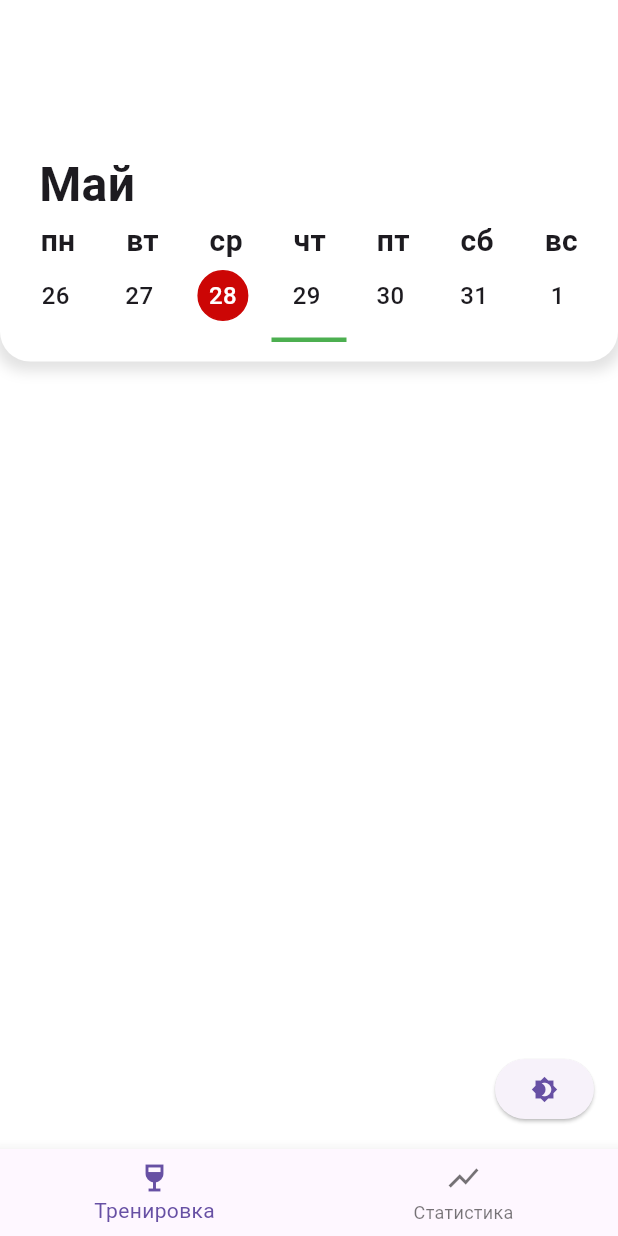
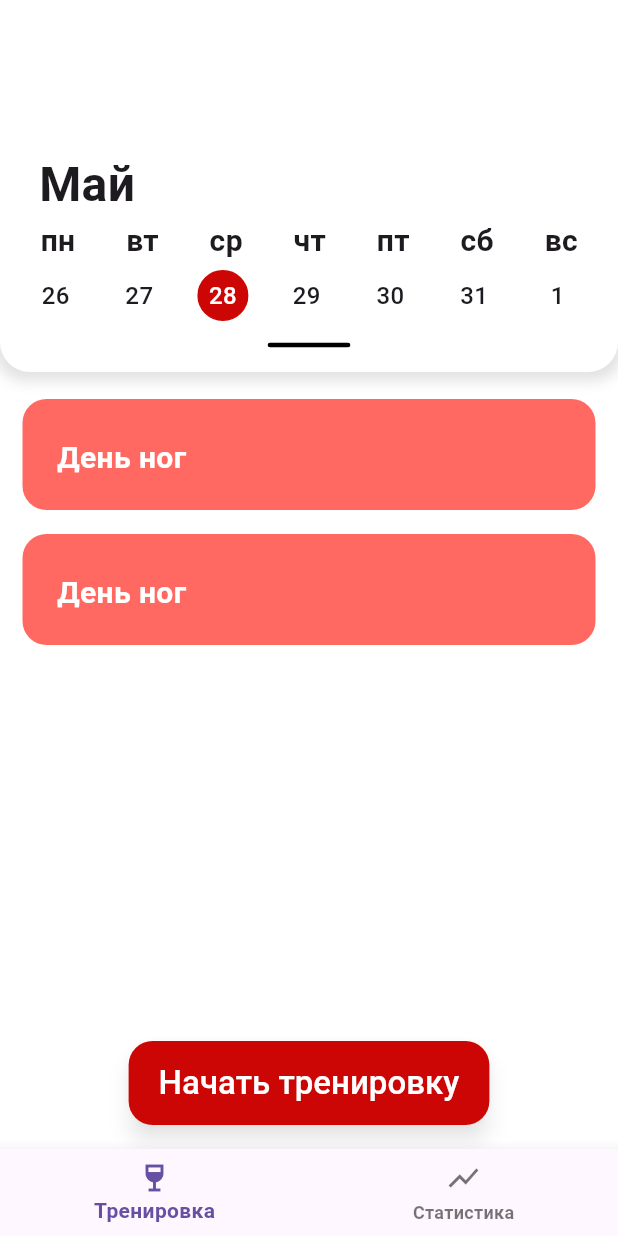
Before and after one commit to andreysemenov2000/training_diary, a Flutter app: the screen it shows after launch, on a phone screen of 412 x 824 dp. Run offline on Flutter 3.47's test engine with Material 3 defaults, Android fonts, the light colour scheme and no system bars; our stand-ins replace flutter_bloc, go_router; Roboto replaces fonts that are missing (Montserrat).

Commit message:
Theme extensions. Refactoring

```diff
--- a/lib/features/train/calendar_page/presentation/pages/calendar_page.dart
+++ b/lib/features/train/calendar_page/presentation/pages/calendar_page.dart
@@ -1,5 +1,7 @@
 import 'package:flutter/material.dart';
 import 'package:training_diary/features/train/calendar_page/presentation/widgets/calendar/calendar_widget.dart';
+import 'package:training_diary/features/train/calendar_page/presentation/widgets/start_train_button_widget.dart';
+import 'package:training_diary/features/train/calendar_page/presentation/widgets/train_block_widget.dart';
 
 class CalendarPage extends StatelessWidget {
   const CalendarPage({super.key});
@@ -9,9 +11,16 @@ class CalendarPage extends StatelessWidget {
     return Scaffold(
       body: Column(
         children: [
-          CalendarWidget(onSelectDate: (date) {},),
+          CalendarWidget(
+            onSelectDate: (date) {},
+          ),
+          const SizedBox(height: 10),
+          const TrainBlockWidget(name: 'День ног'),
+          const TrainBlockWidget(name: 'День ног'),
         ],
       ),
+      floatingActionButton: const StartTrainButtonWidget(),
+      floatingActionButtonLocation: FloatingActionButtonLocation.centerFloat,
     );
   }
 }
--- a/lib/features/train/calendar_page/presentation/widgets/calendar/calendar_widget.dart
+++ b/lib/features/train/calendar_page/presentation/widgets/calendar/calendar_widget.dart
@@ -5,7 +5,7 @@ import 'package:training_diary/features/train/calendar_page/presentation/bloc/ca
 import 'package:training_diary/features/train/calendar_page/presentation/widgets/calendar/month_widget.dart';
 import 'package:training_diary/features/train/calendar_page/presentation/widgets/calendar/week_widget.dart';
 import 'package:training_diary/features/train/calendar_page/utils/calendar_constants.dart';
-import 'package:training_diary/utils/themes/text_theme.dart';
+import 'package:training_diary/utils/themes/extensions/calendar_theme_extension.dart';
 
 class CalendarWidget extends StatelessWidget {
   final void Function(DateTime) onSelectDate;
@@ -65,7 +65,7 @@ class _CalendarWidgetFlowState extends State<CalendarWidgetFlow>
   @override
   Widget build(BuildContext context) {
     final theme = Theme.of(context);
-    final calendarTextThemeExtension = theme.extension<CalendarTextThemeExtension>()!;
+    final calendarThemeExtension = theme.extension<CalendarThemeExtension>()!;
 
     return Container(
       padding: const EdgeInsets.only(
@@ -74,24 +74,10 @@ class _CalendarWidgetFlowState extends State<CalendarWidgetFlow>
         left: 20,
         right: 20,
       ),
-      decoration: BoxDecoration(
-        color: theme.scaffoldBackgroundColor,
-        borderRadius: const BorderRadius.only(
-          bottomLeft: Radius.circular(20),
-          bottomRight: Radius.circular(20),
-        ),
-        boxShadow: [
-          BoxShadow(
-            color: theme.shadowColor,
-            spreadRadius: 3,
-            blurRadius: 7,
-            offset: const Offset(0, 3),
-          ),
-        ],
-      ),
+      decoration: calendarThemeExtension.getCalendarContainerDecoration(context),
       child: Column(
         children: [
-          _buildMonthName(calendarTextThemeExtension),
+          _buildMonthName(calendarThemeExtension),
           _buildDaysOfWeek(),
           AnimatedContainer(
             onEnd: _onEndAnimation,
@@ -107,7 +93,7 @@ class _CalendarWidgetFlowState extends State<CalendarWidgetFlow>
     );
   }
 
-  Widget _buildMonthName(CalendarTextThemeExtension calendarTextThemeExtension) {
+  Widget _buildMonthName(CalendarThemeExtension calendarThemeExtension) {
     return BlocBuilder<CalendarCubit, CalendarState>(
       buildWhen: (prev, cur) => prev.monthName != cur.monthName,
       builder: (context, state) {
@@ -117,7 +103,7 @@ class _CalendarWidgetFlowState extends State<CalendarWidgetFlow>
             children: [
               Text(
                 state.monthName,
-                style: calendarTextThemeExtension.monthTextStyle,
+                style: calendarThemeExtension.monthTextStyle,
               ),
             ],
           ),
@@ -128,7 +114,7 @@ class _CalendarWidgetFlowState extends State<CalendarWidgetFlow>
 
   Widget _buildDaysOfWeek() {
     final theme = Theme.of(context);
-    final calendarTextThemeExtension = theme.extension<CalendarTextThemeExtension>()!;
+    final calendarThemeExtension = theme.extension<CalendarThemeExtension>()!;
     final spacing = MediaQuery.sizeOf(context).width / 12.2;
     final List<Widget> widgets = [];
     for (int i = 0; i < numberDaysWeek; i++) {
@@ -137,7 +123,7 @@ class _CalendarWidgetFlowState extends State<CalendarWidgetFlow>
           padding: i != numberDaysWeek - 1 ? EdgeInsets.only(right: spacing) : EdgeInsets.zero,
           child: Text(
             daysOfWeek[i],
-            style: calendarTextThemeExtension.weekDayTextStyle,
+            style: calendarThemeExtension.weekDayTextStyle,
           ),
         ),
       );
@@ -175,16 +161,26 @@ class _CalendarWidgetFlowState extends State<CalendarWidgetFlow>
   }
 
   Widget _buildCalendarExpander() {
+    final theme = Theme.of(context);
+    final calendarThemeExtension = theme.extension<CalendarThemeExtension>()!;
+    final screenWidth = MediaQuery.sizeOf(context).width;
+
     return GestureDetector(
       onVerticalDragUpdate: _onDraggingExpander,
       onVerticalDragEnd: _onEndDraggingExpander,
       child: Container(
+        width: screenWidth,
+        height: 10,
         color: Theme.of(context).scaffoldBackgroundColor,
-        padding: const EdgeInsets.only(top: 10),
+        margin: const EdgeInsets.only(top: 10),
+        padding: EdgeInsets.symmetric(horizontal: screenWidth / 2.6, vertical: 3.5),
         child: Container(
-          width: 50,
-          height: 3,
-          color: Colors.green,
+          width: 5,
+          height: 10,
+          decoration: BoxDecoration(
+            color: calendarThemeExtension.calendarExpanderColor,
+            borderRadius: BorderRadius.circular(10),
+          ),
         ),
       ),
     );
--- a/lib/features/train/calendar_page/presentation/widgets/calendar/month_widget.dart
+++ b/lib/features/train/calendar_page/presentation/widgets/calendar/month_widget.dart
@@ -13,7 +13,7 @@ class MonthWidget extends StatefulWidget {
   final Animation<double> monthOpacity;
   final double calendarColumnsSpacing;
 
-  MonthWidget({
+  const MonthWidget({
     required this.controller,
     required this.monthOpacity,
     required this.calendarColumnsSpacing,
--- a/lib/features/train/calendar_page/presentation/widgets/calendar/week_widget.dart
+++ b/lib/features/train/calendar_page/presentation/widgets/calendar/week_widget.dart
@@ -13,7 +13,7 @@ class WeekWidget extends StatefulWidget {
   final Animation<double> weekOpacity;
   final double calendarColumnsSpacing;
 
-  WeekWidget({
+  const WeekWidget({
     required this.controller,
     required this.calendarColumnsSpacing,
     required this.weekOpacity,
--- /dev/null
+++ b/lib/features/train/calendar_page/presentation/widgets/start_train_button_widget.dart
@@ -0,0 +1,14 @@
+import 'package:flutter/material.dart';
+
+class StartTrainButtonWidget extends StatelessWidget {
+  const StartTrainButtonWidget({super.key});
+
+  @override
+  Widget build(BuildContext context) {
+    return FloatingActionButton.extended(
+      onPressed: () {},
+      label: const Text('Начать тренировку'),
+    );
+  }
+
+}
--- /dev/null
+++ b/lib/features/train/calendar_page/presentation/widgets/train_block_widget.dart
@@ -0,0 +1,37 @@
+import 'package:flutter/material.dart';
+import 'package:training_diary/utils/themes/extensions/train_block_theme_extension.dart';
+
+class TrainBlockWidget extends StatelessWidget {
+  final String name;
+
+  const TrainBlockWidget({
+    required this.name,
+    super.key,
+  });
+
+  @override
+  Widget build(BuildContext context) {
+    final theme = Theme.of(context);
+    final trainBlockThemeExtension = theme.extension<TrainBlockThemeExtension>()!;
+
+    return Container(
+      padding: const EdgeInsets.symmetric(
+        horizontal: 23,
+        vertical: 25,
+      ),
+      margin: const EdgeInsets.symmetric(vertical: 8, horizontal: 15),
+      height: 74,
+      decoration: trainBlockThemeExtension.getTrainBlockBoxDecoration(),
+      child: Row(
+        children: [
+          Text(
+            name,
+            style: theme.textTheme.bodyMedium?.copyWith(
+              color: theme.scaffoldBackgroundColor,
+            ),
+          ),
+        ],
+      ),
+    );
+  }
+}
--- a/lib/features/train/calendar_page/utils/calendar_utils.dart
+++ b/lib/features/train/calendar_page/utils/calendar_utils.dart
@@ -1,6 +1,6 @@
 import 'package:flutter/material.dart';
 import 'package:training_diary/features/train/calendar_page/utils/calendar_constants.dart';
-import 'package:training_diary/utils/themes/text_theme.dart';
+import 'package:training_diary/utils/themes/extensions/calendar_theme_extension.dart';
 
 DateTime getWeekMonday(DateTime startDate) {
   return startDate.subtract(Duration(days: startDate.weekday - 1));
@@ -77,7 +77,7 @@ Widget _buildCalendarDate(
   required bool isMonth,
 }) {
   final theme = Theme.of(context);
-  final calendarTextThemeExtension = theme.extension<CalendarTextThemeExtension>()!;
+  final calendarThemeExtension = theme.extension<CalendarThemeExtension>()!;
   final now = DateTime.now();
   final bool isToday = _checkIsSameDay(date, now);
   final bool isSelected = _checkIsSameDay(date, selectedDate);
@@ -97,20 +97,18 @@ Widget _buildCalendarDate(
       margin: const EdgeInsets.only(top: 5),
       width: 34,
       height: 34,
-      decoration: BoxDecoration(
-        border: isToday ? Border.all(color: theme.primaryColor) : null,
-        borderRadius: BorderRadius.circular(20),
-        color: isSelected ? theme.primaryColor : null,
+      decoration: calendarThemeExtension.getCalendarDateContainerBoxDecoration(
+        context,
+        isToday: isToday,
+        isSelected: isSelected,
       ),
       child: Center(
         child: Text(
           '${date.day}',
-          style: calendarTextThemeExtension.dateTextStyle.copyWith(
-            color: _getDateColor(
-              context,
-              isSelected: isSelected,
-              isActive: isActive,
-            ),
+          style: calendarThemeExtension.getCalendarDateTextStyle(
+            context,
+            isActive: isActive,
+            isSelected: isSelected,
           ),
           textHeightBehavior: const TextHeightBehavior(
             applyHeightToLastDescent: false,
@@ -137,18 +135,3 @@ bool _checkIsActive({
     return true;
   }
 }
-
-Color? _getDateColor(
-  BuildContext context, {
-  required bool isSelected,
-  required bool isActive,
-}) {
-  final theme = Theme.of(context);
-  if (isSelected) {
-    return theme.scaffoldBackgroundColor;
-  }
-  if (!isActive) {
-    return Colors.grey;
-  }
-  return null;
-}
--- a/lib/main.dart
+++ b/lib/main.dart
@@ -105,12 +105,6 @@
         currentIndex: navigationShell.currentIndex,
         onTap: (i) => navigationShell.goBranch(i),
       ),
-      floatingActionButton: ElevatedButton(
-        onPressed: () {
-          _themeConfig.toggleTheme();
-        },
-        child: const Icon(Icons.brightness_4),
-      ),
     );
   }
 }
--- /dev/null
+++ b/lib/utils/themes/colors.dart
@@ -0,0 +1,4 @@
+import 'package:flutter/material.dart';
+
+const primaryColor = Color(0xFFCC0605);
+const highlightColor = Color(0xffff6961);
--- a/lib/utils/themes/dark_theme.dart
+++ b/lib/utils/themes/dark_theme.dart
@@ -1,5 +1,5 @@
 import 'package:flutter/material.dart';
-import 'package:training_diary/utils/themes/text_theme.dart';
+import 'package:training_diary/utils/themes/extensions/calendar_theme_extension.dart';
 
 ThemeData createDarkTheme() => ThemeData(
       brightness: Brightness.dark,
@@ -13,6 +13,6 @@ ThemeData createDarkTheme() => ThemeData(
         textTheme: ButtonTextTheme.normal,
       ),
       extensions: [
-        CalendarTextThemeExtension.dark(),
+        CalendarThemeExtension.dark(),
       ],
     );
--- /dev/null
+++ b/lib/utils/themes/extensions/calendar_theme_extension.dart
@@ -0,0 +1,116 @@
+import 'package:flutter/material.dart';
+
+class CalendarThemeExtension extends ThemeExtension<CalendarThemeExtension> {
+  final TextStyle monthTextStyle;
+  final TextStyle weekDayTextStyle;
+  final TextStyle dateTextStyle;
+  final Color calendarExpanderColor;
+
+  CalendarThemeExtension({
+    this.monthTextStyle = const TextStyle(
+      fontWeight: FontWeight.bold,
+      fontSize: 32,
+    ),
+    this.weekDayTextStyle = const TextStyle(
+      fontWeight: FontWeight.bold,
+      fontSize: 20,
+    ),
+    this.dateTextStyle = const TextStyle(
+      fontWeight: FontWeight.w500,
+      fontSize: 16,
+      height: 1,
+    ),
+    this.calendarExpanderColor = Colors.black,
+  });
+
+  factory CalendarThemeExtension.light() {
+    return CalendarThemeExtension();
+  }
+
+  factory CalendarThemeExtension.dark() {
+    return CalendarThemeExtension().copyWith(monthTextColor: Colors.pink);
+  }
+
+  BoxDecoration getCalendarContainerDecoration(BuildContext context) {
+    final theme = Theme.of(context);
+
+    return BoxDecoration(
+      color: theme.scaffoldBackgroundColor,
+      borderRadius: const BorderRadius.only(
+        bottomLeft: Radius.circular(20),
+        bottomRight: Radius.circular(20),
+      ),
+      boxShadow: [
+        BoxShadow(
+          color: theme.shadowColor,
+          spreadRadius: 3,
+          blurRadius: 7,
+          offset: const Offset(0, 3),
+        ),
+      ],
+    );
+  }
+
+  BoxDecoration getCalendarDateContainerBoxDecoration(
+    BuildContext context, {
+    required bool isToday,
+    required bool isSelected,
+  }) {
+    final theme = Theme.of(context);
+    return BoxDecoration(
+      border: isToday ? Border.all(color: theme.primaryColor) : null,
+      borderRadius: BorderRadius.circular(20),
+      color: isSelected ? theme.primaryColor : null,
+    );
+  }
+
+  TextStyle getCalendarDateTextStyle(
+    BuildContext context, {
+    required bool isActive,
+    required bool isSelected,
+  }) {
+    Color? color;
+    final theme = Theme.of(context);
+    if (isSelected) {
+      color = theme.scaffoldBackgroundColor;
+    }
+    if (!isActive) {
+      color = Colors.grey;
+    }
+    return dateTextStyle.copyWith(
+      color: color,
+    );
+  }
+
+  @override
+  CalendarThemeExtension copyWith({
+    TextStyle? monthTextStyle,
+    TextStyle? weekDayTextStyle,
+    TextStyle? dateTextStyle,
+    Color? monthTextColor,
+    Color? weekDayTextColor,
+    Color? dateTextColor,
+  }) {
+    return CalendarThemeExtension(
+      monthTextStyle: monthTextStyle ?? this.monthTextStyle.copyWith(color: monthTextColor),
+      weekDayTextStyle: weekDayTextStyle ?? this.weekDayTextStyle.copyWith(color: weekDayTextColor),
+      dateTextStyle: dateTextStyle ?? this.dateTextStyle.copyWith(color: dateTextColor),
+    );
+  }
+
+  @override
+  ThemeExtension<CalendarThemeExtension> lerp(
+    covariant ThemeExtension<CalendarThemeExtension>? other,
+    double t,
+  ) {
+    if (other is! CalendarThemeExtension) {
+      return this;
+    }
+
+    return CalendarThemeExtension(
+      monthTextStyle: TextStyle.lerp(monthTextStyle, other.monthTextStyle, t)!,
+      weekDayTextStyle: TextStyle.lerp(weekDayTextStyle, other.weekDayTextStyle, t)!,
+      dateTextStyle: TextStyle.lerp(dateTextStyle, other.dateTextStyle, t)!,
+    );
+  }
+}
--- /dev/null
+++ b/lib/utils/themes/extensions/train_block_theme_extension.dart
@@ -0,0 +1,24 @@
+import 'package:flutter/material.dart';
+import 'package:training_diary/utils/themes/colors.dart';
+
+class TrainBlockThemeExtension extends ThemeExtension<TrainBlockThemeExtension> {
+  BoxDecoration getTrainBlockBoxDecoration() {
+    return BoxDecoration(
+      borderRadius: BorderRadius.circular(16),
+      color: highlightColor,
+    );
+  }
+
+  @override
+  ThemeExtension<TrainBlockThemeExtension> copyWith() {
+    return TrainBlockThemeExtension();
+  }
+
+  @override
+  ThemeExtension<TrainBlockThemeExtension> lerp(
+    covariant ThemeExtension<TrainBlockThemeExtension>? other,
+    double t,
+  ) {
+    return TrainBlockThemeExtension();
+  }
+}
--- a/lib/utils/themes/light_theme.dart
+++ b/lib/utils/themes/light_theme.dart
@@ -1,19 +1,33 @@
 import 'package:flutter/material.dart';
+import 'package:training_diary/utils/themes/colors.dart';
+import 'package:training_diary/utils/themes/extensions/calendar_theme_extension.dart';
+import 'package:training_diary/utils/themes/extensions/train_block_theme_extension.dart';
 import 'package:training_diary/utils/themes/text_theme.dart';
 
 ThemeData createLightTheme() => ThemeData(
       brightness: Brightness.light,
-      primaryColor: const Color(0xFFCC0605),
+      primaryColor: primaryColor,
       scaffoldBackgroundColor: Colors.white,
+      highlightColor: highlightColor,
       fontFamily: 'Montserrat',
       textTheme: createTextTheme(),
-      shadowColor: Colors.grey.withOpacity(0.3),
+      shadowColor: Colors.grey.withValues(alpha: 0.3),
       buttonTheme: ButtonThemeData(
         shape: RoundedRectangleBorder(borderRadius: BorderRadius.circular(18.0)),
         buttonColor: Colors.grey,
         textTheme: ButtonTextTheme.normal,
       ),
+      floatingActionButtonTheme: const FloatingActionButtonThemeData(
+        backgroundColor: primaryColor,
+        foregroundColor: Colors.white,
+        extendedTextStyle: TextStyle(
+          color: Colors.white,
+          fontSize: 22,
+          fontWeight: FontWeight.w500,
+        ),
+      ),
       extensions: [
-        CalendarTextThemeExtension.light(),
+        CalendarThemeExtension.light(),
+        TrainBlockThemeExtension(),
       ],
     );
--- a/lib/utils/themes/text_theme.dart
+++ b/lib/utils/themes/text_theme.dart
@@ -4,86 +4,6 @@ TextTheme createTextTheme() {
   return const TextTheme(
     headlineLarge: TextStyle(fontWeight: FontWeight.bold, fontSize: 32),
     headlineMedium: TextStyle(fontWeight: FontWeight.bold, fontSize: 28),
+    bodyMedium: TextStyle(fontWeight: FontWeight.bold, fontSize: 20),
   );
 }
-
-class CalendarTextThemeExtension extends ThemeExtension<CalendarTextThemeExtension> {
-  final TextStyle monthTextStyle;
-  final TextStyle weekDayTextStyle;
-  final TextStyle dateTextStyle;
-
-  CalendarTextThemeExtension({
-    required this.monthTextStyle,
-    required this.weekDayTextStyle,
-    required this.dateTextStyle,
-  });
-
-  factory CalendarTextThemeExtension.light() {
-    return CalendarTextThemeExtension(
-      monthTextStyle: const TextStyle(
-        fontWeight: FontWeight.bold,
-        fontSize: 32,
-      ),
-      weekDayTextStyle: const TextStyle(
-        fontWeight: FontWeight.bold,
-        fontSize: 20,
-      ),
-      dateTextStyle: const TextStyle(
-        fontWeight: FontWeight.w500,
-        fontSize: 16,
-        height: 1,
-      ),
-    );
-  }
-
-  factory CalendarTextThemeExtension.dark() {
-    return CalendarTextThemeExtension(
-      monthTextStyle: const TextStyle(
-        fontWeight: FontWeight.bold,
-        fontSize: 32,
-      ),
-      weekDayTextStyle: const TextStyle(
-        fontWeight: FontWeight.bold,
-        fontSize: 20,
-      ),
-      dateTextStyle: const TextStyle(
-        fontWeight: FontWeight.w500,
-        fontSize: 16,
-        height: 1,
-      ),
-    );
-  }
-
-  @override
-  ThemeExtension<CalendarTextThemeExtension> copyWith({
-    TextStyle? monthTextStyle,
-    TextStyle? weekDayTextStyle,
-    TextStyle? dateTextStyle,
-  }) {
-    assert(
-      monthTextStyle != null || weekDayTextStyle != null || dateTextStyle != null,
-      'All parameters are null',
-    );
-    return CalendarTextThemeExtension(
-      monthTextStyle: monthTextStyle ?? this.monthTextStyle,
-      weekDayTextStyle: weekDayTextStyle ?? this.weekDayTextStyle,
-      dateTextStyle: dateTextStyle ?? this.dateTextStyle,
-    );
-  }
-
-  @override
-  ThemeExtension<CalendarTextThemeExtension> lerp(
-    covariant ThemeExtension<CalendarTextThemeExtension>? other,
-    double t,
-  ) {
-    if (other is! CalendarTextThemeExtension) {
-      return this;
-    }
-
-    return CalendarTextThemeExtension(
-      monthTextStyle: TextStyle.lerp(monthTextStyle, other.monthTextStyle, t)!,
-      weekDayTextStyle: TextStyle.lerp(weekDayTextStyle, other.weekDayTextStyle, t)!,
-      dateTextStyle: TextStyle.lerp(dateTextStyle, other.dateTextStyle, t)!,
-    );
-  }
-}
```
Also changed, not shown: pubspec.lock, 1 other file.
